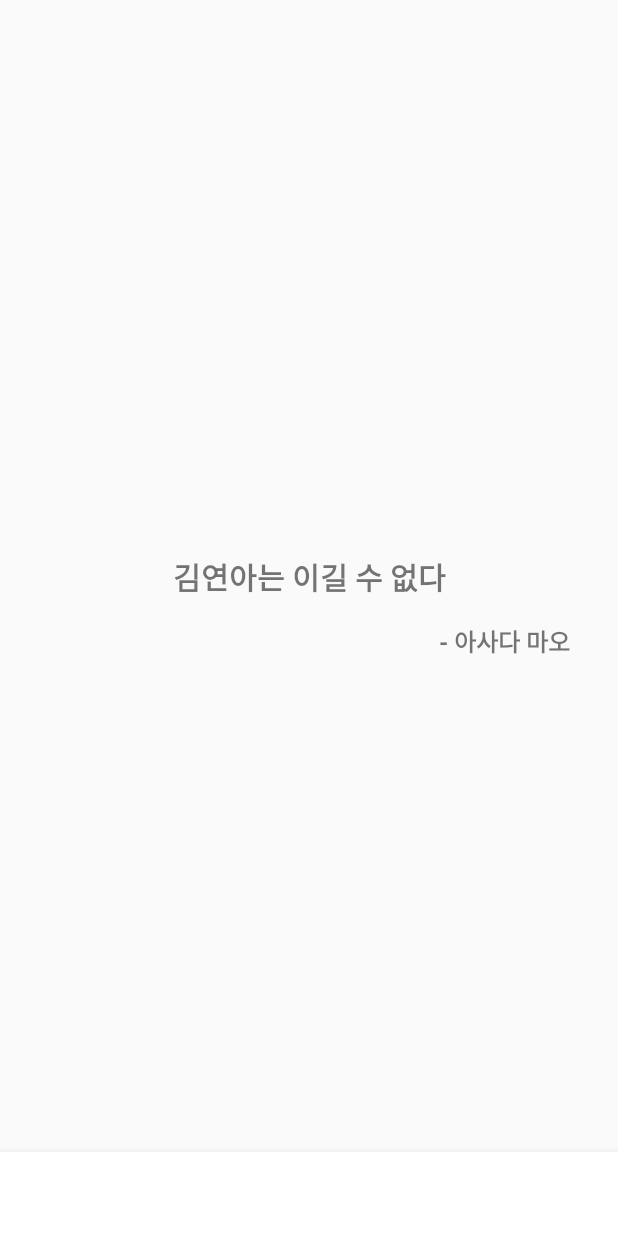
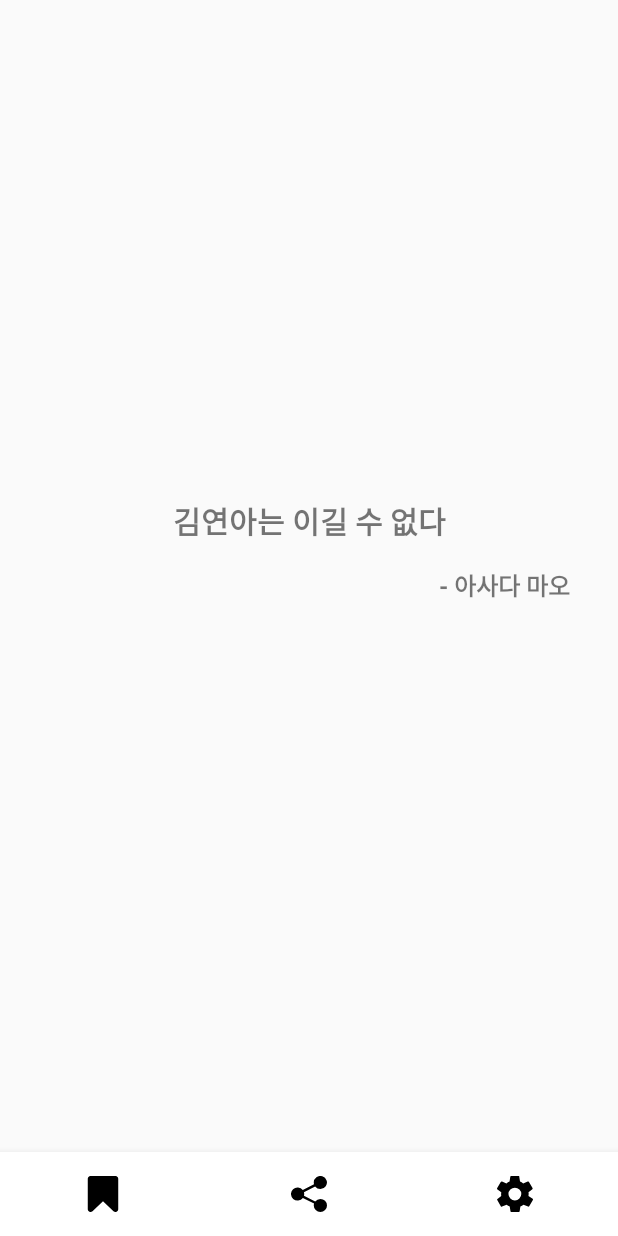
Before and after one commit to ahndwon/mind-oasis-android, an Android app: the screen it shows after launch (MainActivity), on a phone screen of 412 x 824 dp. Run offline under Robolectric (Android 15) with nearby library versions, the phone set to English and light mode, and no system bars.

Commit message:
basic ui done

```diff
--- a/app/src/main/java/xyz/thingapps/mind_oasis/controllers/Bookmark.kt
+++ b/app/src/main/java/xyz/thingapps/mind_oasis/controllers/BookmarkFragment.kt
@@ -9,10 +9,10 @@
 import xyz.thingapps.mind_oasis.R
 import xyz.thingapps.mind_oasis.viewmodel.BookmarkViewModel
 
-class Bookmark : Fragment() {
+class BookmarkFragment : Fragment() {
 
     companion object {
-        fun newInstance() = Bookmark()
+        fun newInstance() = BookmarkFragment()
     }
 
     private lateinit var viewModel: BookmarkViewModel
--- a/app/src/main/java/xyz/thingapps/mind_oasis/controllers/HomeFragment.kt
+++ b/app/src/main/java/xyz/thingapps/mind_oasis/controllers/HomeFragment.kt
@@ -1,8 +1,17 @@
 package xyz.thingapps.mind_oasis.controllers
 
+import android.os.Bundle
+import android.view.LayoutInflater
+import android.view.View
+import android.view.ViewGroup
 import androidx.fragment.app.Fragment
+import xyz.thingapps.mind_oasis.R
 
 class HomeFragment : Fragment() {
 
+    override fun onCreateView(inflater: LayoutInflater, container: ViewGroup?, savedInstanceState: Bundle?): View? {
+        val view = inflater.inflate(R.layout.home_fragment, container, false)
 
+        return view
+    }
 }
--- a/app/src/main/java/xyz/thingapps/mind_oasis/controllers/MainActivity.kt
+++ b/app/src/main/java/xyz/thingapps/mind_oasis/controllers/MainActivity.kt
@@ -1,14 +1,76 @@
 package xyz.thingapps.mind_oasis.controllers
 
+import android.net.Uri
 import android.os.Bundle
 import androidx.appcompat.app.AppCompatActivity
+import androidx.fragment.app.Fragment
+import kotlinx.android.synthetic.main.activity_main.*
+import org.jetbrains.anko.AnkoLogger
+import org.jetbrains.anko.toast
+import org.jetbrains.anko.debug
 import xyz.thingapps.mind_oasis.R
+import xyz.thingapps.mind_oasis.utils.setStatusBarColor
+import xyz.thingapps.mind_oasis.utils.setStatusBarIconDark
 
-class MainActivity : AppCompatActivity() {
+class MainActivity : AppCompatActivity(), SettingsFragment.OnFragmentInteractionListener, AnkoLogger {
+    override fun onFragmentInteraction(uri: Uri) {
+        debug("onFragmentInteraction")
+    }
 
     override fun onCreate(savedInstanceState: Bundle?) {
         super.onCreate(savedInstanceState)
         setContentView(R.layout.activity_main)
+
+        supportFragmentManager.beginTransaction()
+                .replace(R.id.mainContainer, HomeFragment(), HomeFragment::class.java.name)
+                .commit()
+
+        val list = listOf(
+                R.id.navigation_bookmark, R.id.navigation_share,
+                R.id.navigation_settings
+        )
+
+        bottomNavigationView.setOnNavigationItemSelectedListener { menuItem ->
+            when (list.indexOf(menuItem.itemId)) {
+                0 -> {
+                    supportFragmentManager.beginTransaction()
+                            .replace(R.id.mainContainer, BookmarkFragment())
+                            .addToBackStack(BookmarkFragment::class.java.name)
+                            .commit()
+                    true
+                }
+
+                1 -> {
+                    toast("Share")
+                    true
+                }
+
+                2 -> {
+                    supportFragmentManager.beginTransaction()
+                            .replace(R.id.mainContainer, SettingsFragment())
+                            .addToBackStack(SettingsFragment::class.java.name)
+                            .commit()
+                    true
+                }
+
+                else -> {
+                    true
+                }
+            }
+        }
+
+        setStatusBarColor(android.R.color.white)
+        setStatusBarIconDark(true)
     }
 
+    override fun onAttachFragment(fragment: Fragment) {
+        if (fragment is SettingsFragment) {
+//            fragment.listener = object : SettingsFragment.OnFragmentInteractionListener {
+//                override fun onFragmentInteraction(uri: Uri) {
+//                    toast("Settings FragmentInteraction")
+//                }
+//            }
+            fragment.listener = this
+        }
+    }
 }
--- /dev/null
+++ b/app/src/main/java/xyz/thingapps/mind_oasis/utils/Extensions.kt
@@ -0,0 +1,25 @@
+package xyz.thingapps.mind_oasis.utils
+
+import android.app.Activity
+import android.os.Build
+import android.view.View
+import androidx.core.content.ContextCompat
+
+fun Activity.setStatusBarIconDark(isDark: Boolean) {
+    if (Build.VERSION.SDK_INT >= Build.VERSION_CODES.M) {
+        val decor = this.window.decorView
+        if (isDark) {
+            decor.systemUiVisibility = View.SYSTEM_UI_FLAG_LIGHT_STATUS_BAR
+        } else {
+            // We want to change tint color to white again.
+            // You can also record the flags in advance so that you can turn UI back completely if
+            // you have set other flags before, such as translucent or full screen.
+            decor.systemUiVisibility = 0
+        }
+    }
+}
+
+
+fun Activity.setStatusBarColor(colorId: Int) {
+    this.window.statusBarColor = ContextCompat.getColor(this, colorId)
+}
--- /dev/null
+++ b/app/src/main/res/color/selector_bottom_navigation_color.xml
@@ -0,0 +1,5 @@
+<?xml version="1.0" encoding="utf-8"?>
+<selector xmlns:android="http://schemas.android.com/apk/res/android">
+    <item android:color="@drawable/navigationSelected" />
+    <!--<item android:color="@drawable/navigationUnselected" />-->
+</selector>
--- /dev/null
+++ b/app/src/main/res/drawable/ic_bookmark_black.xml
@@ -0,0 +1,4 @@
+<vector android:height="24dp" android:viewportHeight="431.972"
+    android:viewportWidth="431.972" android:width="24dp" xmlns:android="http://schemas.android.com/apk/res/android">
+    <path android:fillColor="#FF000000" android:pathData="M393.146,14.279c-3.713,-5.333 -8.713,-9.233 -14.989,-11.707c-3.997,-1.711 -8.186,-2.568 -12.565,-2.568V0H66.378c-4.377,0 -8.562,0.857 -12.56,2.568c-6.28,2.472 -11.278,6.377 -14.989,11.707c-3.71,5.33 -5.568,11.228 -5.568,17.701v368.019c0,6.475 1.858,12.371 5.568,17.706c3.711,5.329 8.709,9.233 14.989,11.704c3.994,1.711 8.183,2.566 12.56,2.566c8.949,0 16.844,-3.142 23.698,-9.418l125.91,-121.062l125.91,121.065c6.663,6.081 14.562,9.127 23.695,9.127c4.76,0 8.948,-0.756 12.565,-2.279c6.276,-2.471 11.276,-6.375 14.989,-11.711c3.71,-5.328 5.564,-11.225 5.564,-17.699V31.98C398.71,25.507 396.852,19.609 393.146,14.279z"/>
+</vector>
--- /dev/null
+++ b/app/src/main/res/drawable/ic_settings.xml
@@ -0,0 +1,4 @@
+<vector android:height="24dp" android:viewportHeight="16.241"
+    android:viewportWidth="16" android:width="24dp" xmlns:android="http://schemas.android.com/apk/res/android">
+    <path android:fillColor="#FF000000" android:pathData="M13.987,8.977c0,-0.245 0.082,-0.49 0.082,-0.816a2.516,2.516 0,0 0,-0.082 -0.816l1.714,-1.387a0.384,0.384 0,0 0,0.082 -0.49L14.151,2.612a0.457,0.457 0,0 0,-0.49 -0.082l-2.04,0.816A7.75,7.75 0,0 0,10.238 2.53L9.907,0.408A0.329,0.329 0,0 0,9.58 0L6.316,0C6.153,0 5.908,0.163 5.908,0.326l-0.326,2.2a6.156,6.156 0,0 0,-1.387 0.816L2.238,2.53a0.5,0.5 0,0 0,-0.571 0.163L0.032,5.55c-0.082,0.082 0,0.326 0.163,0.49L1.909,7.345c0,0.245 -0.082,0.49 -0.082,0.816a2.516,2.516 0,0 0,0.082 0.816L0.195,10.365a0.385,0.385 0,0 0,-0.082 0.49l1.632,2.856a0.457,0.457 0,0 0,0.49 0.082l2.04,-0.816a7.75,7.75 0,0 0,1.387 0.816l0.326,2.122a0.373,0.373 0,0 0,0.408 0.326h3.264c0.163,0 0.408,-0.163 0.408,-0.326l0.326,-2.122a7.75,7.75 0,0 0,1.387 -0.816l2.04,0.816a0.393,0.393 0,0 0,0.49 -0.163l1.632,-2.856c0.082,-0.163 0.082,-0.408 -0.082,-0.49ZM7.948,11.017a2.856,2.856 0,1 1,2.856 -2.856A2.892,2.892 0,0 1,7.948 11.018Z"/>
+</vector>
--- /dev/null
+++ b/app/src/main/res/drawable/ic_share.xml
@@ -0,0 +1,4 @@
+<vector android:height="24dp" android:viewportHeight="16.137"
+    android:viewportWidth="16" android:width="24dp" xmlns:android="http://schemas.android.com/apk/res/android">
+    <path android:fillColor="#010002" android:pathData="M13.058,10.256a2.921,2.921 0,0 0,-2.3 1.127L5.768,8.829a2.921,2.921 0,0 0,0.112 -0.761,2.9 2.9,0 0,0 -0.134,-0.825L10.718,4.7a2.927,2.927 0,1 0,-0.6 -1.762,2.908 2.908,0 0,0 0.113,0.763L5.24,6.256a2.938,2.938 0,1 0,0.043 3.572l4.969,2.542a2.9,2.9 0,0 0,-0.134 0.827,2.94 2.94,0 1,0 2.94,-2.941Z"/>
+</vector>
--- a/app/src/main/res/layout/activity_main.xml
+++ b/app/src/main/res/layout/activity_main.xml
@@ -6,45 +6,28 @@
     android:layout_height="match_parent"
     tools:context=".controllers.MainActivity">
 
-    <TextView
-            android:id="@+id/maximTextView"
-            android:layout_width="wrap_content"
-            android:layout_height="wrap_content"
-            android:text="김연아는 이길 수 없다"
-            android:textSize="20sp"
-            android:textStyle="bold"
-            app:layout_constraintBottom_toTopOf="@id/bottomNavigationView"
-            app:layout_constraintLeft_toLeftOf="parent"
-            app:layout_constraintRight_toRightOf="parent"
+    <FrameLayout
+        android:id="@+id/mainContainer"
+        android:layout_width="match_parent"
+        android:layout_height="0dp"
         app:layout_constraintTop_toTopOf="parent"
-            app:layout_constraintVertical_bias="0.5"/>
+        app:layout_constraintBottom_toTopOf="@id/bottomNavigationView">
 
-    <TextView
-            android:layout_width="wrap_content"
-            android:layout_height="wrap_content"
-            android:layout_marginTop="16dp"
-            android:layout_marginEnd="32dp"
-            android:textSize="16sp"
-            android:textStyle="bold
-"
-            android:text="- 아사다 마오"
-            app:layout_constraintEnd_toEndOf="parent"
-            app:layout_constraintTop_toBottomOf="@id/maximTextView"
-    />
+    </FrameLayout>
 
     <com.google.android.material.bottomnavigation.BottomNavigationView
         android:id="@+id/bottomNavigationView"
         android:layout_width="match_parent"
         android:layout_height="56dp"
+        android:background="@android:color/white"
         android:clickable="true"
         android:focusable="true"
         android:textSize="16sp"
-            android:background="@android:color/white"
         app:itemIconTint="@color/selector_bottom_navigation_color"
         app:itemTextColor="@color/selector_bottom_navigation_color"
         app:labelVisibilityMode="unlabeled"
         app:layout_constraintBottom_toBottomOf="parent"
-            app:menu="@menu/bottom_navigation"/>
+        app:menu="@menu/bottom_navigation" />
 
 
 </androidx.constraintlayout.widget.ConstraintLayout>
--- a/app/src/main/res/layout/bookmark_fragment.xml
+++ b/app/src/main/res/layout/bookmark_fragment.xml
@@ -4,11 +4,11 @@
         xmlns:tools="http://schemas.android.com/tools"
         android:layout_width="match_parent"
         android:layout_height="match_parent"
-        tools:context=".controllers.Bookmark">
+        tools:context=".controllers.BookmarkFragment">
 
     <TextView
             android:layout_width="match_parent"
             android:layout_height="match_parent"
-            android:text="Hello"/>
+            android:text="Bookmark"/>
 
 </FrameLayout>
--- /dev/null
+++ b/app/src/main/res/layout/home_fragment.xml
@@ -0,0 +1,33 @@
+<?xml version="1.0" encoding="utf-8"?>
+<androidx.constraintlayout.widget.ConstraintLayout xmlns:android="http://schemas.android.com/apk/res/android"
+    xmlns:app="http://schemas.android.com/apk/res-auto"
+    android:orientation="vertical"
+    android:layout_width="match_parent"
+    android:layout_height="match_parent">
+
+    <TextView
+        android:id="@+id/maximTextView"
+        android:layout_width="wrap_content"
+        android:layout_height="wrap_content"
+        android:text="@string/test_maxim"
+        android:textSize="20sp"
+        android:textStyle="bold"
+        app:layout_constraintBottom_toBottomOf="parent"
+        app:layout_constraintLeft_toLeftOf="parent"
+        app:layout_constraintRight_toRightOf="parent"
+        app:layout_constraintTop_toTopOf="parent"
+        app:layout_constraintVertical_bias="0.45" />
+
+    <TextView
+        android:layout_width="wrap_content"
+        android:layout_height="wrap_content"
+        android:layout_marginTop="16dp"
+        android:layout_marginEnd="32dp"
+        android:text="@string/test_author"
+        android:textSize="16sp"
+        android:textStyle="bold
+"
+        app:layout_constraintEnd_toEndOf="parent"
+        app:layout_constraintTop_toBottomOf="@id/maximTextView" />
+
+</androidx.constraintlayout.widget.ConstraintLayout>
--- /dev/null
+++ b/app/src/main/res/menu/bottom_navigation.xml
@@ -0,0 +1,19 @@
+<?xml version="1.0" encoding="utf-8"?>
+<menu xmlns:android="http://schemas.android.com/apk/res/android">
+
+    <item
+        android:id="@+id/navigation_bookmark"
+        android:icon="@drawable/ic_bookmark_black"
+        android:title="@string/title_bookmark" />
+
+    <item
+        android:id="@+id/navigation_share"
+        android:icon="@drawable/ic_share"
+        android:title="@string/title_share" />
+
+    <item
+        android:id="@+id/navigation_settings"
+        android:icon="@drawable/ic_settings"
+        android:title="@string/title_settings" />
+
+</menu>
--- a/app/src/main/res/values/strings.xml
+++ b/app/src/main/res/values/strings.xml
@@ -3,4 +3,9 @@
     <string name="title_bookmark">bookmark</string>
     <string name="title_share">share</string>
     <string name="title_settings">settings</string>
+
+    <!-- TODO: Remove or change this placeholder text -->
+    <string name="hello_blank_fragment">Hello blank fragment</string>
+    <string name="test_maxim">김연아는 이길 수 없다</string>
+    <string name="test_author">- 아사다 마오</string>
 </resources>
```
Also changed, not shown: app/src/main/java/xyz/thingapps/mind_oasis/controllers/SettingsFragment.kt (added, +104 -0 lines), app/src/main/res/layout/fragment_settings.xml (added, +14 -0 lines). Lines whose indentation alone changed are shown as unchanged.
